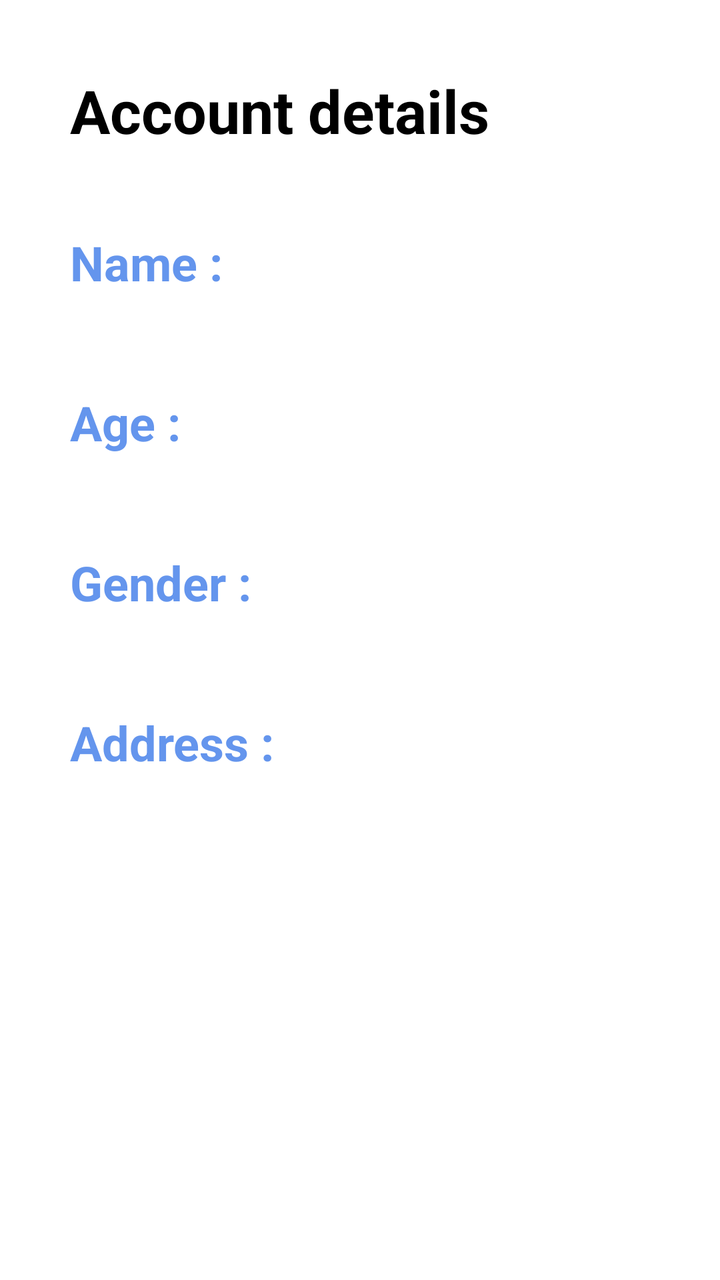
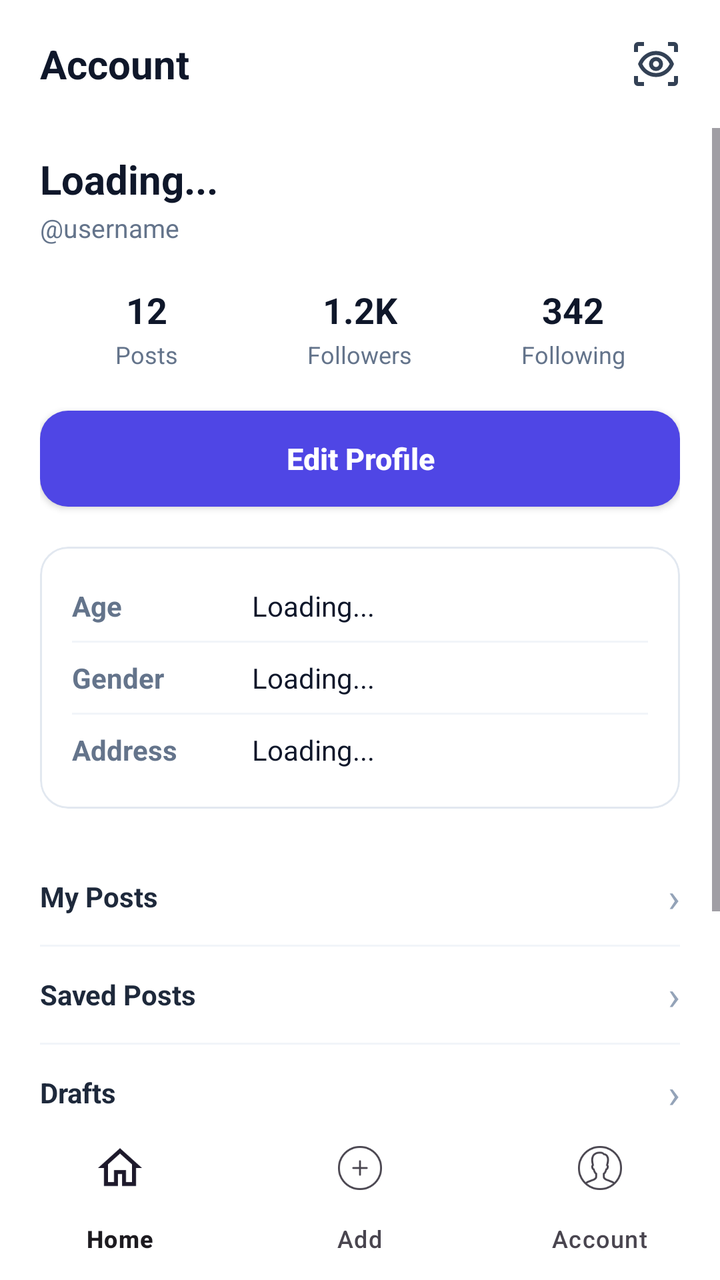

Two renders of the same Android screen: before a commit and after it. Below are the layout's source before the change and the commit's diff.
<!-- AndroidManifest.xml: application theme Theme.Task_3 -->
<!-- res/layout/activity_profile.xml -->
<?xml version="1.0" encoding="utf-8"?>
<androidx.constraintlayout.widget.ConstraintLayout xmlns:android="http://schemas.android.com/apk/res/android"
    xmlns:app="http://schemas.android.com/apk/res-auto"
    xmlns:tools="http://schemas.android.com/tools"
    android:id="@+id/main"
    android:layout_width="match_parent"
    android:layout_height="match_parent"
    tools:context=".profile"
    android:background="@color/white"
    android:padding="35dp">

    <TextView
        android:id="@+id/head"
        android:layout_width="wrap_content"
        android:layout_height="wrap_content"
        android:text="Account details"
        android:textStyle="bold"
        android:textSize="30dp"
        android:textColor="@color/black"
        app:layout_constraintTop_toTopOf="parent"
        app:layout_constraintStart_toStartOf="parent"/>

    <TextView
        android:id="@+id/namehead"
        android:layout_width="wrap_content"
        android:layout_height="wrap_content"
        android:text="Name : "
        android:textStyle="bold"
        android:textSize="24dp"
        android:textColor="@color/light_blue"
        app:layout_constraintTop_toTopOf="@id/head"
        android:layout_marginTop="80dp"
        app:layout_constraintStart_toStartOf="parent"/>

    <TextView
        android:id="@+id/name"
        android:layout_width="wrap_content"
        android:layout_height="wrap_content"
        android:textColor="@color/black"
        android:textSize="20dp"
        android:textStyle="bold"
        app:layout_constraintTop_toTopOf="@id/namehead"
        android:layout_marginLeft="150dp"
        app:layout_constraintStart_toStartOf="@id/namehead"/>

    <TextView
        android:id="@+id/agehead"
        android:layout_width="wrap_content"
        android:layout_height="wrap_content"
        android:text="Age : "
        android:textStyle="bold"
        android:textSize="24dp"
        android:textColor="@color/light_blue"
        app:layout_constraintTop_toTopOf="@id/namehead"
        android:layout_marginTop="80dp"
        app:layout_constraintStart_toStartOf="parent"/>

    <TextView
        android:id="@+id/age"
        android:layout_width="wrap_content"
        android:layout_height="wrap_content"
        android:textColor="@color/black"
        android:textSize="20dp"
        android:textStyle="bold"
        app:layout_constraintTop_toTopOf="@id/agehead"
        android:layout_marginLeft="150dp"
        app:layout_constraintStart_toStartOf="@id/agehead"/>

    <TextView
        android:id="@+id/genderhead"
        android:layout_width="wrap_content"
        android:layout_height="wrap_content"
        android:text="Gender : "
        android:textStyle="bold"
        android:textSize="24dp"
        android:textColor="@color/light_blue"
        app:layout_constraintTop_toTopOf="@id/agehead"
        android:layout_marginTop="80dp"
        app:layout_constraintStart_toStartOf="parent"/>

    <TextView
        android:id="@+id/gender"
        android:layout_width="wrap_content"
        android:layout_height="wrap_content"
        android:textColor="@color/black"
        android:textSize="20dp"
        android:textStyle="bold"
        app:layout_constraintTop_toTopOf="@id/genderhead"
        android:layout_marginLeft="150dp"
        app:layout_constraintStart_toStartOf="@id/genderhead"/>

    <TextView
        android:id="@+id/addresshead"
        android:layout_width="wrap_content"
        android:layout_height="wrap_content"
        android:text="Address : "
        android:textStyle="bold"
        android:textSize="24dp"
        android:textColor="@color/light_blue"
        app:layout_constraintTop_toTopOf="@id/genderhead"
        android:layout_marginTop="80dp"
        app:layout_constraintStart_toStartOf="parent"/>

    <TextView
        android:id="@+id/address"
        android:layout_width="wrap_content"
        android:layout_height="wrap_content"
        android:textColor="@color/black"
        android:textSize="20dp"
        android:textStyle="bold"
        app:layout_constraintTop_toTopOf="@id/addresshead"
        android:layout_marginLeft="150dp"
        app:layout_constraintStart_toStartOf="@id/addresshead"/>

</androidx.constraintlayout.widget.ConstraintLayout>
<!-- resources referenced by this layout -->
<resources>
  <color name="black">#FF000000</color>
  <color name="light_blue">#6495ED</color>
  <color name="white">#FFFFFFFF</color>
  <style name="Theme.Task_3" parent="Base.Theme.Task_3" />
  <style name="Base.Theme.Task_3" parent="Theme.Material3.DayNight.NoActionBar">
          
          <item name="colorPrimary">@color/Blue</item>
          <item name="colorPrimaryVariant">@color/Blue</item>
          <item name="android:statusBarColor">@color/Blue</item>
      </style>
  <color name="Blue">#0000FF</color>
</resources>

<!-- the commit's change to res/layout/activity_profile.xml (unified diff, before → after) -->
@@ -1,115 +1,442 @@
 <?xml version="1.0" encoding="utf-8"?>
-<androidx.constraintlayout.widget.ConstraintLayout xmlns:android="http://schemas.android.com/apk/res/android"
+<androidx.constraintlayout.widget.ConstraintLayout
+    xmlns:android="http://schemas.android.com/apk/res/android"
     xmlns:app="http://schemas.android.com/apk/res-auto"
     xmlns:tools="http://schemas.android.com/tools"
     android:id="@+id/main"
     android:layout_width="match_parent"
     android:layout_height="match_parent"
-    tools:context=".profile"
-    android:background="@color/white"
-    android:padding="35dp">
-
-    <TextView
-        android:id="@+id/head"
-        android:layout_width="wrap_content"
+    android:background="@android:color/white"
+    tools:context=".profile">
+
+    <LinearLayout
+        android:id="@+id/topBar"
+        android:layout_width="match_parent"
+        android:layout_height="?attr/actionBarSize"
+        android:gravity="center_vertical"
+        android:orientation="horizontal"
+        android:paddingHorizontal="20dp"
+        app:layout_constraintTop_toTopOf="parent">
+
+        <TextView
+            android:layout_width="0dp"
+            android:layout_height="wrap_content"
+            android:layout_weight="1"
+            android:text="Account"
+            android:textColor="#0F172A"
+            android:textSize="20sp"
+            android:textStyle="bold" />
+
+        <ImageView
+            android:id="@+id/btnSettings"
+            android:layout_width="24dp"
+            android:layout_height="24dp"
+            android:src="@drawable/show_icon"
+            app:tint="#334155" />
+    </LinearLayout>
+
+    <ScrollView
+        android:id="@+id/profileScrollView"
+        android:layout_width="match_parent"
+        android:layout_height="0dp"
+        android:fillViewport="true"
+        app:layout_constraintTop_toBottomOf="@id/topBar"
+        app:layout_constraintBottom_toTopOf="@id/bottom_nav">
+
+        <LinearLayout
+            android:layout_width="match_parent"
+            android:layout_height="wrap_content"
+            android:orientation="vertical"
+            android:paddingHorizontal="20dp"
+            android:paddingTop="12dp"
+            android:paddingBottom="24dp">
+
+            <TextView
+                android:id="@+id/name"
+                android:layout_width="wrap_content"
+                android:layout_height="wrap_content"
+                android:text="Loading..."
+                android:textColor="#0F172A"
+                android:textSize="20sp"
+                android:textStyle="bold" />
+
+            <TextView
+                android:id="@+id/tvUserHandle"
+                android:layout_width="wrap_content"
+                android:layout_height="wrap_content"
+                android:layout_marginTop="2dp"
+                android:text="@username"
+                android:textColor="#64748B"
+                android:textSize="13sp" />
+
+            <LinearLayout
+                android:layout_width="match_parent"
+                android:layout_height="wrap_content"
+                android:layout_marginTop="20dp"
+                android:gravity="center"
+                android:orientation="horizontal">
+
+                <LinearLayout
+                    android:layout_width="0dp"
+                    android:layout_height="wrap_content"
+                    android:layout_weight="1"
+                    android:gravity="center"
+                    android:orientation="vertical">
+
+                    <TextView
+                        android:id="@+id/tvPostsCount"
+                        android:layout_width="wrap_content"
+                        android:layout_height="wrap_content"
+                        android:text="12"
+                        android:textColor="#0F172A"
+                        android:textSize="18sp"
+                        android:textStyle="bold" />
+
+                    <TextView
+                        android:layout_width="wrap_content"
+                        android:layout_height="wrap_content"
+                        android:layout_marginTop="2dp"
+                        android:text="Posts"
+                        android:textColor="#64748B"
+                        android:textSize="12sp" />
+                </LinearLayout>
+
+                <LinearLayout
+                    android:layout_width="0dp"
+                    android:layout_height="wrap_content"
+                    android:layout_weight="1"
+                    android:gravity="center"
+                    android:orientation="vertical">
+
+                    <TextView
+                        android:id="@+id/tvFollowersCount"
+                        android:layout_width="wrap_content"
+                        android:layout_height="wrap_content"
+                        android:text="1.2K"
+                        android:textColor="#0F172A"
+                        android:textSize="18sp"
+                        android:textStyle="bold" />
+
+                    <TextView
+                        android:layout_width="wrap_content"
+                        android:layout_height="wrap_content"
+                        android:layout_marginTop="2dp"
+                        android:text="Followers"
+                        android:textColor="#64748B"
+                        android:textSize="12sp" />
+                </LinearLayout>
+
+                <LinearLayout
+                    android:layout_width="0dp"
+                    android:layout_height="wrap_content"
+                    android:layout_weight="1"
+                    android:gravity="center"
+                    android:orientation="vertical">
+
+                    <TextView
+                        android:id="@+id/tvFollowingCount"
+                        android:layout_width="wrap_content"
+                        android:layout_height="wrap_content"
+                        android:text="342"
+                        android:textColor="#0F172A"
+                        android:textSize="18sp"
+                        android:textStyle="bold" />
+
+                    <TextView
+                        android:layout_width="wrap_content"
+                        android:layout_height="wrap_content"
+                        android:layout_marginTop="2dp"
+                        android:text="Following"
+                        android:textColor="#64748B"
+                        android:textSize="12sp" />
+                </LinearLayout>
+            </LinearLayout>
+
+            <androidx.appcompat.widget.AppCompatButton
+                android:id="@+id/btnEditProfile"
+                android:layout_width="match_parent"
+                android:layout_height="48dp"
+                android:layout_marginTop="20dp"
+                android:background="@drawable/bg_primary_button"
+                android:text="Edit Profile"
+                android:textAllCaps="false"
+                android:textColor="@android:color/white"
+                android:textSize="15sp"
+                android:textStyle="bold" />
+
+            <com.google.android.material.card.MaterialCardView
+                android:layout_width="match_parent"
+                android:layout_height="wrap_content"
+                android:layout_marginTop="20dp"
+                app:cardCornerRadius="14dp"
+                app:cardElevation="0dp"
+                app:strokeColor="#E2E8F0"
+                app:strokeWidth="1dp">
+
+                <LinearLayout
+                    android:layout_width="match_parent"
+                    android:layout_height="wrap_content"
+                    android:orientation="vertical"
+                    android:background="@color/white"
+                    android:paddingHorizontal="16dp"
+                    android:paddingVertical="12dp">
+
+                    <LinearLayout
+                        android:layout_width="match_parent"
+                        android:layout_height="wrap_content"
+                        android:orientation="horizontal"
+                        android:paddingVertical="8dp">
+
+                        <TextView
+                            android:layout_width="90dp"
+                            android:layout_height="wrap_content"
+                            android:text="Age"
+                            android:textColor="#64748B"
+                            android:textSize="14sp"
+                            android:textStyle="bold" />
+
+                        <TextView
+                            android:id="@+id/age"
+                            android:layout_width="0dp"
+                            android:layout_height="wrap_content"
+                            android:layout_weight="1"
+                            android:text="Loading..."
+                            android:textColor="#0F172A"
+                            android:textSize="14sp" />
+                    </LinearLayout>
+
+                    <View
+                        android:layout_width="match_parent"
+                        android:layout_height="1dp"
+                        android:background="#F1F5F9" />
+
+                    <LinearLayout
+                        android:layout_width="match_parent"
+                        android:layout_height="wrap_content"
+                        android:orientation="horizontal"
+                        android:paddingVertical="8dp">
+
+                        <TextView
+                            android:layout_width="90dp"
+                            android:layout_height="wrap_content"
+                            android:text="Gender"
+                            android:textColor="#64748B"
+                            android:textSize="14sp"
+                            android:textStyle="bold" />
+
+                        <TextView
+                            android:id="@+id/gender"
+                            android:layout_width="0dp"
+                            android:layout_height="wrap_content"
+                            android:layout_weight="1"
+                            android:text="Loading..."
+                            android:textColor="#0F172A"
+                            android:textSize="14sp" />
+                    </LinearLayout>
+
+                    <View
+                        android:layout_width="match_parent"
+                        android:layout_height="1dp"
+                        android:background="#F1F5F9" />
+
+                    <LinearLayout
+                        android:layout_width="match_parent"
+                        android:layout_height="wrap_content"
+                        android:orientation="horizontal"
+                        android:paddingVertical="8dp">
+
+                        <TextView
+                            android:layout_width="90dp"
+                            android:layout_height="wrap_content"
+                            android:text="Address"
+                            android:textColor="#64748B"
+                            android:textSize="14sp"
+                            android:textStyle="bold" />
+
+                        <TextView
+                            android:id="@+id/address"
+                            android:layout_width="0dp"
+                            android:layout_height="wrap_content"
+                            android:layout_weight="1"
+                            android:text="Loading..."
+                            android:textColor="#0F172A"
+                            android:textSize="14sp" />
+                    </LinearLayout>
+                </LinearLayout>
+            </com.google.android.material.card.MaterialCardView>
+
+            <LinearLayout
+                android:layout_width="match_parent"
+                android:layout_height="wrap_content"
+                android:layout_marginTop="20dp"
+                android:orientation="vertical">
+
+                <LinearLayout
+                    android:id="@+id/optMyPosts"
+                    android:layout_width="match_parent"
+                    android:layout_height="48dp"
+                    android:background="?selectableItemBackground"
+                    android:clickable="true"
+                    android:focusable="true"
+                    android:gravity="center_vertical"
+                    android:orientation="horizontal">
+
+                    <TextView
+                        android:layout_width="0dp"
+                        android:layout_height="wrap_content"
+                        android:layout_weight="1"
+                        android:text="My Posts"
+                        android:textColor="#1E293B"
+                        android:textSize="14sp"
+                        android:textStyle="bold" />
+
+                    <TextView
+                        android:layout_width="wrap_content"
+                        android:layout_height="wrap_content"
+                        android:text="›"
+                        android:textColor="#94A3B8"
+                        android:textSize="20sp" />
+                </LinearLayout>
+
+                <View
+                    android:layout_width="match_parent"
+                    android:layout_height="1dp"
+                    android:background="#F1F5F9" />
+
+                <LinearLayout
+                    android:id="@+id/optSavedPosts"
+                    android:layout_width="match_parent"
+                    android:layout_height="48dp"
+                    android:background="?selectableItemBackground"
+                    android:clickable="true"
+                    android:focusable="true"
+                    android:gravity="center_vertical"
+                    android:orientation="horizontal">
+
+                    <TextView
+                        android:layout_width="0dp"
+                        android:layout_height="wrap_content"
+                        android:layout_weight="1"
+                        android:text="Saved Posts"
+                        android:textColor="#1E293B"
+                        android:textSize="14sp"
+                        android:textStyle="bold" />
+
+                    <TextView
+                        android:layout_width="wrap_content"
+                        android:layout_height="wrap_content"
+                        android:text="›"
+                        android:textColor="#94A3B8"
+                        android:textSize="20sp" />
+                </LinearLayout>
+
+                <View
+                    android:layout_width="match_parent"
+                    android:layout_height="1dp"
+                    android:background="#F1F5F9" />
+
+                <LinearLayout
+                    android:id="@+id/optDrafts"
+                    android:layout_width="match_parent"
+                    android:layout_height="48dp"
+                    android:background="?selectableItemBackground"
+                    android:clickable="true"
+                    android:focusable="true"
+                    android:gravity="center_vertical"
+                    android:orientation="horizontal">
+
+                    <TextView
+                        android:layout_width="0dp"
+                        android:layout_height="wrap_content"
+                        android:layout_weight="1"
+                        android:text="Drafts"
+                        android:textColor="#1E293B"
+                        android:textSize="14sp"
+                        android:textStyle="bold" />
+
+                    <TextView
+                        android:layout_width="wrap_content"
+                        android:layout_height="wrap_content"
+                        android:text="›"
+                        android:textColor="#94A3B8"
+                        android:textSize="20sp" />
+                </LinearLayout>
+
+                <View
+                    android:layout_width="match_parent"
+                    android:layout_height="1dp"
+                    android:background="#F1F5F9" />
+
+                <LinearLayout
+                    android:id="@+id/optSettings"
+                    android:layout_width="match_parent"
+                    android:layout_height="48dp"
+                    android:background="?selectableItemBackground"
+                    android:clickable="true"
+                    android:focusable="true"
+                    android:gravity="center_vertical"
+                    android:orientation="horizontal">
+
+                    <TextView
+                        android:layout_width="0dp"
+                        android:layout_height="wrap_content"
+                        android:layout_weight="1"
+                        android:text="Settings"
+                        android:textColor="#1E293B"
+                        android:textSize="14sp"
+                        android:textStyle="bold" />
+
+                    <TextView
+                        android:layout_width="wrap_content"
+                        android:layout_height="wrap_content"
+                        android:text="›"
+                        android:textColor="#94A3B8"
+                        android:textSize="20sp" />
+                </LinearLayout>
+
+                <View
+                    android:layout_width="match_parent"
+                    android:layout_height="1dp"
+                    android:background="#F1F5F9" />
+
+                <LinearLayout
+                    android:id="@+id/optHelp"
+                    android:layout_width="match_parent"
+                    android:layout_height="48dp"
+                    android:background="?selectableItemBackground"
+                    android:clickable="true"
+                    android:focusable="true"
+                    android:gravity="center_vertical"
+                    android:orientation="horizontal">
+
+                    <TextView
+                        android:layout_width="0dp"
+                        android:layout_height="wrap_content"
+                        android:layout_weight="1"
+                        android:text="Help &amp; Support"
+                        android:textColor="#1E293B"
+                        android:textSize="14sp"
+                        android:textStyle="bold" />
+
+                    <TextView
+                        android:layout_width="wrap_content"
+                        android:layout_height="wrap_content"
+                        android:text="›"
+                        android:textColor="#94A3B8"
+                        android:textSize="20sp" />
+                </LinearLayout>
+
+            </LinearLayout>
+        </LinearLayout>
+    </ScrollView>
+
+    <com.google.android.material.bottomnavigation.BottomNavigationView
+        android:id="@+id/bottom_nav"
+        android:layout_width="match_parent"
         android:layout_height="wrap_content"
-        android:text="Account details"
-        android:textStyle="bold"
-        android:textSize="30dp"
-        android:textColor="@color/black"
-        app:layout_constraintTop_toTopOf="parent"
-        app:layout_constraintStart_toStartOf="parent"/>
-
-    <TextView
-        android:id="@+id/namehead"
-        android:layout_width="wrap_content"
-        android:layout_height="wrap_content"
-        android:text="Name : "
-        android:textStyle="bold"
-        android:textSize="24dp"
-        android:textColor="@color/light_blue"
-        app:layout_constraintTop_toTopOf="@id/head"
-        android:layout_marginTop="80dp"
-        app:layout_constraintStart_toStartOf="parent"/>
-
-    <TextView
-        android:id="@+id/name"
-        android:layout_width="wrap_content"
-        android:layout_height="wrap_content"
-        android:textColor="@color/black"
-        android:textSize="20dp"
-        android:textStyle="bold"
-        app:layout_constraintTop_toTopOf="@id/namehead"
-        android:layout_marginLeft="150dp"
-        app:layout_constraintStart_toStartOf="@id/namehead"/>
-
-    <TextView
-        android:id="@+id/agehead"
-        android:layout_width="wrap_content"
-        android:layout_height="wrap_content"
-        android:text="Age : "
-        android:textStyle="bold"
-        android:textSize="24dp"
-        android:textColor="@color/light_blue"
-        app:layout_constraintTop_toTopOf="@id/namehead"
-        android:layout_marginTop="80dp"
-        app:layout_constraintStart_toStartOf="parent"/>
-
-    <TextView
-        android:id="@+id/age"
-        android:layout_width="wrap_content"
-        android:layout_height="wrap_content"
-        android:textColor="@color/black"
-        android:textSize="20dp"
-        android:textStyle="bold"
-        app:layout_constraintTop_toTopOf="@id/agehead"
-        android:layout_marginLeft="150dp"
-        app:layout_constraintStart_toStartOf="@id/agehead"/>
-
-    <TextView
-        android:id="@+id/genderhead"
-        android:layout_width="wrap_content"
-        android:layout_height="wrap_content"
-        android:text="Gender : "
-        android:textStyle="bold"
-        android:textSize="24dp"
-        android:textColor="@color/light_blue"
-        app:layout_constraintTop_toTopOf="@id/agehead"
-        android:layout_marginTop="80dp"
-        app:layout_constraintStart_toStartOf="parent"/>
-
-    <TextView
-        android:id="@+id/gender"
-        android:layout_width="wrap_content"
-        android:layout_height="wrap_content"
-        android:textColor="@color/black"
-        android:textSize="20dp"
-        android:textStyle="bold"
-        app:layout_constraintTop_toTopOf="@id/genderhead"
-        android:layout_marginLeft="150dp"
-        app:layout_constraintStart_toStartOf="@id/genderhead"/>
-
-    <TextView
-        android:id="@+id/addresshead"
-        android:layout_width="wrap_content"
-        android:layout_height="wrap_content"
-        android:text="Address : "
-        android:textStyle="bold"
-        android:textSize="24dp"
-        android:textColor="@color/light_blue"
-        app:layout_constraintTop_toTopOf="@id/genderhead"
-        android:layout_marginTop="80dp"
-        app:layout_constraintStart_toStartOf="parent"/>
-
-    <TextView
-        android:id="@+id/address"
-        android:layout_width="wrap_content"
-        android:layout_height="wrap_content"
-        android:textColor="@color/black"
-        android:textSize="20dp"
-        android:textStyle="bold"
-        app:layout_constraintTop_toTopOf="@id/addresshead"
-        android:layout_marginLeft="150dp"
-        app:layout_constraintStart_toStartOf="@id/addresshead"/>
+        android:background="@android:color/white"
+        app:elevation="8dp"
+        app:menu="@menu/bottom_nav_menu"
+        app:layout_constraintBottom_toBottomOf="parent" />
 
 </androidx.constraintlayout.widget.ConstraintLayout>
<!-- resource entries referenced after the edit -->
@@ -1,8 +1,18 @@
 <!-- resources referenced by this layout -->
 <resources>
-  <color name="black">#FF000000</color>
-  <color name="light_blue">#6495ED</color>
   <color name="white">#FFFFFFFF</color>
+  <!-- drawable bg_primary_button (drawable) -->
+  <?xml version="1.0" encoding="utf-8"?>
+  <shape xmlns:android="http://schemas.android.com/apk/res/android">
+      <solid android:color="#4F46E5" />
+      <corners android:radius="14dp" />
+  </shape>
+  <!-- drawable show_icon (drawable) -->
+  <vector xmlns:android="http://schemas.android.com/apk/res/android" android:height="24dp" android:tint="#000000" android:viewportHeight="960" android:viewportWidth="960" android:width="24dp">
+        
+      <path android:fillColor="@android:color/white" android:pathData="M240,920L120,920Q87,920 63.5,896.5Q40,873 40,840L40,720L120,720L120,840Q120,840 120,840Q120,840 120,840L240,840L240,920ZM720,920L720,840L840,840Q840,840 840,840Q840,840 840,840L840,720L920,720L920,840Q920,873 896.5,896.5Q873,920 840,920L720,920ZM480,740Q360,740 262.5,669Q165,598 120,480Q165,362 262.5,291Q360,220 480,220Q600,220 697.5,291Q795,362 840,480Q795,598 697.5,669Q600,740 480,740ZM480,660Q568,660 641,612Q714,564 753,480Q714,396 641,348Q568,300 480,300Q392,300 319,348Q246,396 207,480Q246,564 319,612Q392,660 480,660ZM480,620Q538,620 579,579Q620,538 620,480Q620,422 579,381Q538,340 480,340Q422,340 381,381Q340,422 340,480Q340,538 381,579Q422,620 480,620ZM480,540Q455,540 437.5,522.5Q420,505 420,480Q420,455 437.5,437.5Q455,420 480,420Q505,420 522.5,437.5Q540,455 540,480Q540,505 522.5,522.5Q505,540 480,540ZM40,240L40,120Q40,87 63.5,63.5Q87,40 120,40L240,40L240,120L120,120Q120,120 120,120Q120,120 120,120L120,240L40,240ZM840,240L840,120Q840,120 840,120Q840,120 840,120L720,120L720,40L840,40Q873,40 896.5,63.5Q920,87 920,120L920,240L840,240ZM480,480Q480,480 480,480Q480,480 480,480Q480,480 480,480Q480,480 480,480Q480,480 480,480Q480,480 480,480Q480,480 480,480Q480,480 480,480Z"/>
+      
+  </vector>
   <style name="Theme.Task_3" parent="Base.Theme.Task_3" />
   <style name="Base.Theme.Task_3" parent="Theme.Material3.DayNight.NoActionBar">
           
